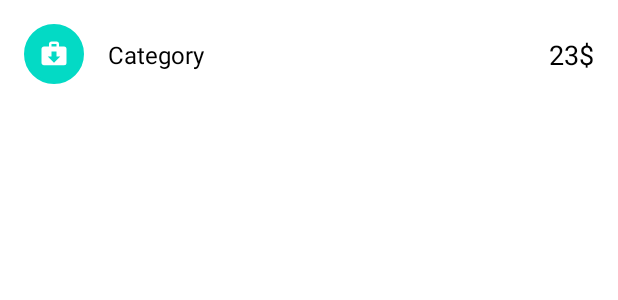
After one commit to thaibbraz/SaveMoneyHelper, an Android app: the layout favorites_listview_row.xml on its own in the app's theme, with its tools: preview values and no code run, on a phone screen of 412 x 824 dp. The commit adds this screen. Shown: the top 300 px of the screen. Run offline under Robolectric (Android 15) with nearby library versions, the phone set to English and light mode, and no system bars; Roboto replaces fonts that are not available here.

Commit message:
listview done

```diff
--- /dev/null
+++ b/app/src/main/res/layout/favorites_listview_row.xml
@@ -0,0 +1,56 @@
+<?xml version="1.0" encoding="utf-8"?>
+<androidx.constraintlayout.widget.ConstraintLayout xmlns:app="http://schemas.android.com/apk/res-auto"
+    xmlns:tools="http://schemas.android.com/tools"
+    xmlns:android="http://schemas.android.com/apk/res/android"
+    android:layout_width="match_parent"
+    android:layout_height="72dp"
+    android:orientation="vertical"
+    android:paddingLeft="16dp"
+    android:paddingTop="16dp"
+    android:paddingRight="16dp"
+    android:paddingBottom="16dp">
+
+    <ImageView
+        android:id="@+id/icon_imageview"
+        android:layout_width="40dp"
+        android:layout_height="40dp"
+        android:padding="10dp"
+        app:layout_constraintBottom_toBottomOf="parent"
+        app:layout_constraintStart_toStartOf="parent"
+        app:layout_constraintTop_toTopOf="parent"
+        android:background="@drawable/icon_background_circle"
+        android:src="@drawable/category_briefcase"
+        android:tint="#FFFFFF"
+        android:backgroundTint="@color/colorPrimary"/>
+
+    <TextView
+        android:id="@+id/item_sum"
+        android:layout_width="wrap_content"
+        android:layout_height="wrap_content"
+        android:layout_alignParentEnd="true"
+        android:layout_centerVertical="true"
+        android:text="23$"
+        android:textSize="18sp"
+        android:textColor="@color/black"
+        app:layout_constraintBottom_toBottomOf="parent"
+        app:layout_constraintEnd_toEndOf="parent"
+        app:layout_constraintTop_toTopOf="parent" />
+
+    <TextView
+        android:id="@+id/item_category"
+        android:layout_width="0dp"
+        android:layout_height="wrap_content"
+        android:layout_alignParentTop="true"
+        android:layout_centerVertical="true"
+        android:layout_marginStart="16dp"
+        android:layout_marginEnd="16dp"
+        android:text="Category"
+        android:textColor="@color/black"
+        android:textSize="16sp"
+        app:layout_constraintBottom_toBottomOf="parent"
+        app:layout_constraintEnd_toStartOf="@+id/item_sum"
+        app:layout_constraintStart_toEndOf="@+id/icon_imageview"
+        app:layout_constraintTop_toTopOf="parent" />
+
+
+</androidx.constraintlayout.widget.ConstraintLayout>
```
Also changed, not shown: app/src/main/java/com/example/saveMoneyHelper/HomePage.java (+27 -2 lines), app/src/main/java/com/example/saveMoneyHelper/Overview.java (+0 -17 lines), app/src/main/java/com/example/saveMoneyHelper/TopCategoriesAdapter.java (added, +70 -0 lines), app/src/main/java/com/example/saveMoneyHelper/TopCategoryListViewModel.java (added, +31 -0 lines), app/src/main/res/layout-v23/fragment_home_page.xml (+40 -0 lines), app/src/main/res/layout/fragment_overview.xml (+34 -51 lines).
